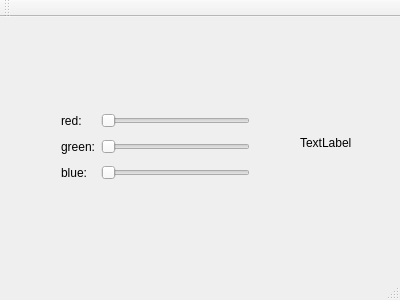
vnuotio/MinesweeperGUI, file student/12/colorpicker_designer/mainwindow.ui: the form before one commit.
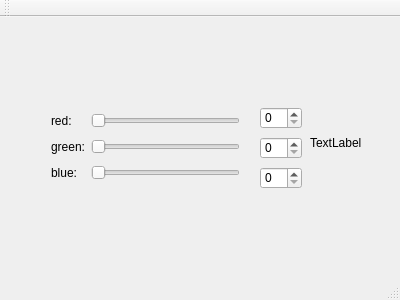
The form after the commit.

The edit to the form file:
```diff
--- a/student/12/colorpicker_designer/mainwindow.ui
+++ b/student/12/colorpicker_designer/mainwindow.ui
@@ -17,7 +17,7 @@
    <widget class="QWidget" name="gridLayoutWidget">
     <property name="geometry">
      <rect>
-      <x>50</x>
+      <x>40</x>
       <y>80</y>
       <width>211</width>
       <height>101</height>
@@ -71,7 +71,7 @@
    <widget class="QLabel" name="colorLabel">
     <property name="geometry">
      <rect>
-      <x>300</x>
+      <x>310</x>
       <y>100</y>
       <width>62</width>
       <height>51</height>
@@ -81,6 +81,36 @@
      <string>TextLabel</string>
     </property>
    </widget>
+   <widget class="QSpinBox" name="spinBoxRed">
+    <property name="geometry">
+     <rect>
+      <x>260</x>
+      <y>90</y>
+      <width>42</width>
+      <height>22</height>
+     </rect>
+    </property>
+   </widget>
+   <widget class="QSpinBox" name="spinBoxGreen">
+    <property name="geometry">
+     <rect>
+      <x>260</x>
+      <y>120</y>
+      <width>42</width>
+      <height>22</height>
+     </rect>
+    </property>
+   </widget>
+   <widget class="QSpinBox" name="spinBoxBlue">
+    <property name="geometry">
+     <rect>
+      <x>260</x>
+      <y>150</y>
+      <width>42</width>
+      <height>22</height>
+     </rect>
+    </property>
+   </widget>
   </widget>
   <widget class="QMenuBar" name="menuBar">
    <property name="geometry">
```
Left out of the diff: 141 changed lines with no effect on the pictures.
